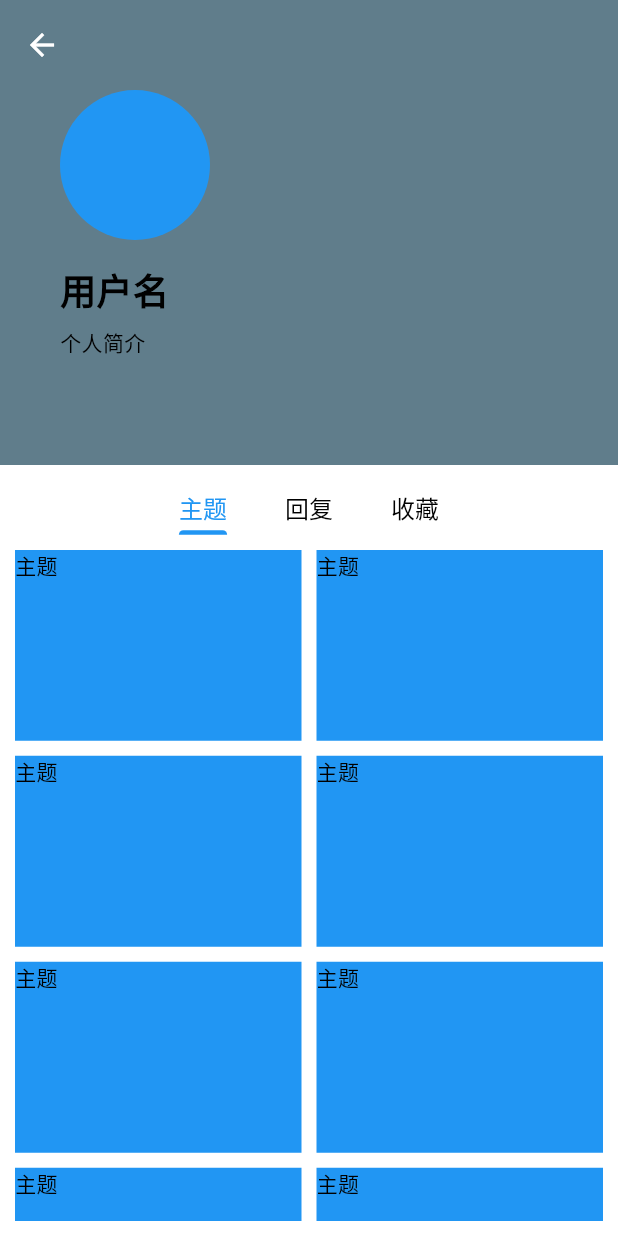
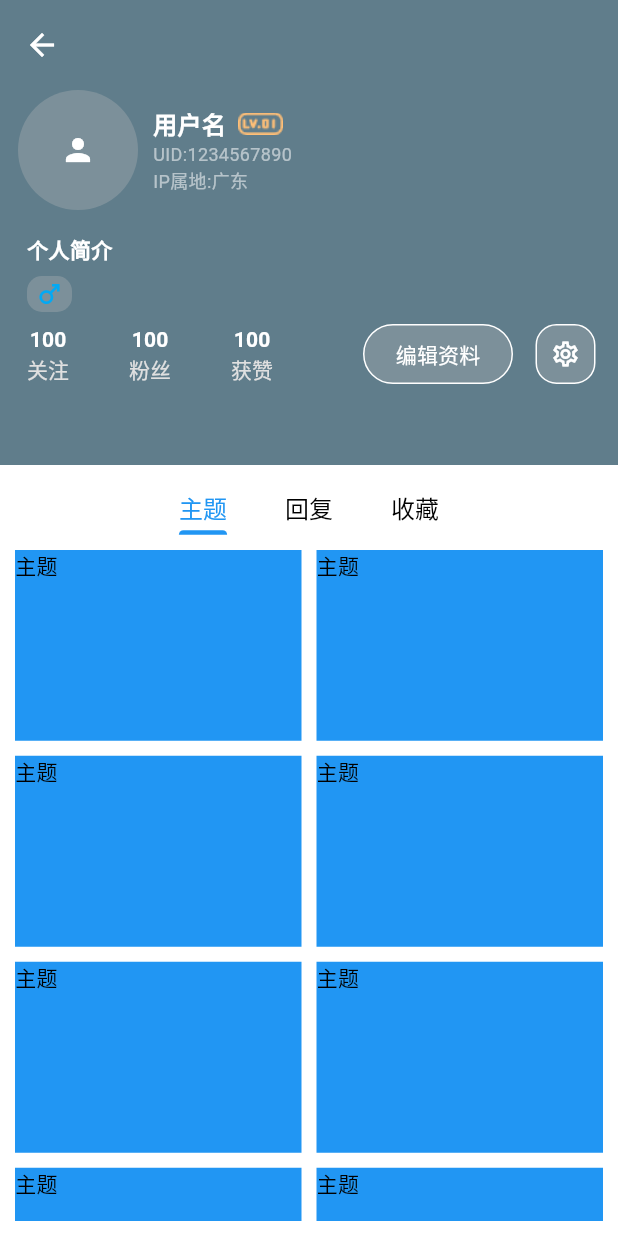
Before and after one commit to sudafin/xingxing_forum_app, a Flutter app: the screen it shows after launch, in the side drawer, after a tap on "关注", on a phone screen of 412 x 824 dp. Run offline on Flutter 3.47's test engine with Material 3 defaults, Android fonts, the phone set to English and light mode, and no system bars; our stand-ins replace event_bus, fluttertoast, font_awesome_flutter, image_picker, logger, package_info_plus and 1 more; missing offline and left inert: android_intent_plus, clipboard, video_compress; network calls fail; Roboto replaces fonts that are missing (PingFangSC-Regular).

Commit message:
refactor(ui): 优化多个页面的布局和样式
- 修改 RecommendPage 的帖子列表布局和点击事件
- 优化 ProfilePage 的个人资料头部组件
- 调整 PostPage 的标题和内容文本样式

```diff
--- a/lib/pages/home/recommend_page.dart
+++ b/lib/pages/home/recommend_page.dart
@@ -3,7 +3,7 @@ import 'package:xingxing_forum_app/utils/size_fit.dart';
 import 'package:xingxing_forum_app/utils/show_toast.dart';
 import 'package:provider/provider.dart';
 import '../../store/store_viewmodel.dart';
-
+import '../../widgets/post_detail_page.dart';
 
 class RecommendPage extends StatefulWidget {
   const RecommendPage({super.key});
@@ -142,7 +142,7 @@ class RecommendPageState extends State<RecommendPage> {
               crossAxisCount: 2, // 每行显示两个项目
               crossAxisSpacing: 8, // 水平间距
               mainAxisSpacing: 8, // 垂直间距
-              childAspectRatio: 0.93, // 宽高比
+              childAspectRatio: 1.0, // 宽高比
             ),
             itemCount: 10, // 假设有10个帖子
             shrinkWrap: true, // 使 GridView 的高度适应内容
@@ -171,7 +171,17 @@ class RecommendPageState extends State<RecommendPage> {
   Widget _buildPostItem(BuildContext context, int index) {
     return GestureDetector(
       onTap: () {
-        // 点击帖子项的逻辑
+        Navigator.push(
+                  context,
+                  MaterialPageRoute(
+                    builder: (context) => PostDetailPage(
+                      imageCount: 1,
+                      category: '1',
+                      interactions: {'1': 1},
+                      postId: '123',
+                    ),
+                  ),
+                );
       },
       child: Card(
         elevation: 4,
@@ -184,7 +194,7 @@ class RecommendPageState extends State<RecommendPage> {
             Stack(
               children: [
                 Container(
-                  height: SizeFit.screenHeight * 0.2, // 设置帖子图片的高度
+                  height: 150, // 设置帖子图片的高度
                   decoration: BoxDecoration(
                     borderRadius: BorderRadius.only(
                       topLeft: Radius.circular(10),
--- /dev/null
+++ b/lib/pages/profile/profile_build_header.dart
@@ -0,0 +1,194 @@
+import 'package:flutter/material.dart';
+
+class ProfileBuildHeader extends StatefulWidget {
+  const ProfileBuildHeader({super.key});
+  @override
+  State<ProfileBuildHeader> createState() => _ProfileBuildHeaderState();
+}
+
+class _ProfileBuildHeaderState extends State<ProfileBuildHeader> {
+  @override
+  Widget build(BuildContext context) {
+    return Container(
+      padding: EdgeInsets.fromLTRB(0, 0, 15, 0),
+      child: Column(
+        crossAxisAlignment: CrossAxisAlignment.start,
+        children: [
+          buildAvatar(),
+          SizedBox(height: 16),
+          _buildIntroduction(),
+          SizedBox(height: 8),
+          //性别区域
+          Container(
+            margin: EdgeInsets.only(left: 18),
+            width: 30,
+            decoration: BoxDecoration(
+              color: Colors.grey[400]!.withOpacity(0.3),
+              borderRadius: BorderRadius.circular(10),
+            ),
+            child: Padding(
+              padding: EdgeInsets.all(2),
+              child: Icon(
+                Icons.male_outlined,
+                color: Colors.lightBlue,
+                size: 20,
+              ),
+            ),
+          ),
+          Row(
+            mainAxisAlignment: MainAxisAlignment.spaceBetween,
+            children: [
+              _buildInfomation(),
+              SizedBox(width: 8),
+              _buildButton(),
+            ],
+          ),
+        ],
+      ),
+    );
+  }
+
+  Widget buildAvatar() {
+    return Container(
+        padding: EdgeInsets.only(left: 2),
+        height: 80,
+        child: Row(
+          children: [
+            GestureDetector(
+              onTap: () {
+                print('点击头像');
+              },
+              child: CircleAvatar(
+                backgroundColor: Colors.grey[400]!.withOpacity(0.3),
+                radius: 50,
+                child: Icon(
+                  Icons.person,
+                  color: Colors.white,
+                ),
+              ),
+            ),
+            Expanded(
+              child: Column(
+                mainAxisSize: MainAxisSize.min,
+                crossAxisAlignment: CrossAxisAlignment.start,
+                children: [
+                  Row(
+                    children: [
+                      Text(
+                        '用户名',
+                        style: TextStyle(
+                            fontSize: 16,
+                            color: Colors.white,
+                            fontWeight: FontWeight.bold),
+                      ),
+                      SizedBox(width: 8),
+                      Image.asset(
+                        'assets/images/level1.png',
+                        width: 30,
+                        height: 20,
+                      ),
+                    ],
+                  ),
+                  Text(
+                    'UID:1234567890',
+                    style: TextStyle(fontSize: 12, color: Colors.white54),
+                  ),
+                  Text(
+                    'IP属地:广东',
+                    style: TextStyle(fontSize: 12, color: Colors.white54),
+                  ),
+                ],
+              ),
+            )
+          ],
+        ));
+  }
+
+  Widget _buildIntroduction() {
+    return Container(
+      padding: EdgeInsets.only(left: 18),
+      child: Text(
+        '个人简介',
+        style: TextStyle(
+            fontSize: 14, color: Colors.white, fontWeight: FontWeight.bold),
+      ),
+    );
+  }
+
+  Widget _buildInfomation() {
+    return Container(
+      width: 200,
+      child: Row(
+        mainAxisAlignment: MainAxisAlignment.spaceBetween,
+        children: [
+        TextButton(onPressed: (){
+         //TODO:关注跳转
+        }, child:
+          Column(
+            children: [
+              Text('100',style: TextStyle(fontSize: 14,color: Colors.white,fontWeight: FontWeight.bold),),
+              Text('关注',style: TextStyle(fontSize: 14,color: Colors.grey[300]),),
+            ],
+          ),
+          ),
+          TextButton(onPressed: (){}, child:
+          Column(
+            children: [
+              Text('100',style: TextStyle(fontSize: 14,color: Colors.white,fontWeight: FontWeight.bold),),
+              Text('粉丝',style: TextStyle(fontSize: 14,color: Colors.grey[300]),),
+            ],
+          ),
+          ),
+          TextButton(onPressed: (){}, child:
+          Column(
+            children: [
+              Text('100',style: TextStyle(fontSize: 14,color: Colors.white,fontWeight: FontWeight.bold),),
+              Text('获赞',style: TextStyle(fontSize: 14,color: Colors.grey[300]),),
+            ],
+          ),
+          ),
+        ],
+      ),
+    );
+  }
+
+  Widget _buildButton() {
+    return Row(
+      children: [
+      Container(
+        width: 100,
+        height: 40,
+        decoration: BoxDecoration(
+          color: Colors.grey[400]!.withOpacity(0.3),
+          borderRadius: BorderRadius.circular(20),
+          border: Border.all(color: Colors.white,width: 1),
+        ),
+        child: TextButton(
+          onPressed: () {
+            //TODO:编辑资料跳转
+          },
+          child: Text('编辑资料',style: TextStyle(fontSize: 14,color: Colors.white),),
+        ),
+        ),
+        SizedBox(width: 15),
+        Container(
+          width: 40,
+          height: 40,
+          decoration: BoxDecoration(
+            color: Colors.grey[400]!.withOpacity(0.3),
+            borderRadius: BorderRadius.circular(14),
+            border: Border.all(color: Colors.white,width: 1),
+          ),
+          child: Center(
+            child: IconButton(
+              onPressed: () {
+                //TODO:私信跳转
+              },
+              icon: Icon(Icons.settings_outlined,color: Colors.white,size: 20,),
+            ),
+          ),
+        ),
+      ],
+    );
+  }
+}
--- a/lib/pages/profile/profile_page.dart
+++ b/lib/pages/profile/profile_page.dart
@@ -2,7 +2,7 @@ import 'package:flutter/material.dart';
 import 'package:xingxing_forum_app/pages/main/menu_drawer.dart';
 import '../../store/store_viewmodel.dart';
 import 'package:provider/provider.dart';
-
+import 'profile_build_header.dart';
 
 class ProfilePage extends StatefulWidget {
   const ProfilePage({super.key});
@@ -15,6 +15,11 @@ class _ProfilePageState extends State<ProfilePage> {
   final ScrollController _scrollController = ScrollController();
   bool _isTransparent = true;
   double _opacity = 1.0;
+  @override
+  void dispose() {
+    _scrollController.dispose();
+    super.dispose();
+  }
   @override
   Widget build(BuildContext context) {
     // 获取当前路由名称
@@ -57,6 +62,7 @@ class _ProfilePageState extends State<ProfilePage> {
         drawer: routeName != '/profile'  ? MenuDrawer() : null,
         body: NotificationListener<ScrollNotification>(
           onNotification: (notification) {
+          print('_scrollController.offset:${_scrollController.offset}');
           //设置透明度
             final newOpacity = 1 - _scrollController.offset / 210;
             if (newOpacity != _opacity) {
@@ -171,27 +177,14 @@ class _ProfilePageBodyState extends State<ProfilePageBody>
     );
   }
 
+//设置个人资料
   Widget _buildHeader() {
-    return Container(
-      padding: EdgeInsets.fromLTRB(40, 0, 20, 0),
-      child: Column(
-        crossAxisAlignment: CrossAxisAlignment.start,
-        mainAxisAlignment: MainAxisAlignment.start,
-        children: [
-          CircleAvatar(
-            radius: 50,
-          ),
-          SizedBox(height: 16),
-          Text(
-            '用户名',
-            style: TextStyle(fontSize: 24, fontWeight: FontWeight.bold),
-          ),
-          SizedBox(height: 8),
-          Text('个人简介'),
-        ],
-      ),
-    );
+    return ProfileBuildHeader();
   }
+
+
+
+
 
   Widget _buildTopicList() {
     return Container(
@@ -250,6 +243,10 @@ class _ProfilePageBodyState extends State<ProfilePageBody>
   }
 }
 
+
+
+
+
 class _SliverAppBarDelegate extends SliverPersistentHeaderDelegate {
   _SliverAppBarDelegate(this._tabBar);
 
--- a/lib/widgets/post_page/post_page.dart
+++ b/lib/widgets/post_page/post_page.dart
@@ -154,7 +154,7 @@ class PostPageState extends State<PostPage> {
                       children: [
                         Text(
                           selectedModule,
-                          style: TextStyle(fontSize: 20, color: hintTextColor),
+                          style: TextStyle(fontSize: 16, color: hintTextColor),
                         ),
                         SizedBox(width: 5),
                         Icon(
@@ -171,9 +171,9 @@ class PostPageState extends State<PostPage> {
                     decoration: InputDecoration(
                       hintText: '标题(必填)',
                       border: InputBorder.none,
-                      hintStyle: TextStyle(fontSize: 20, color: hintTextColor),
+                      hintStyle: TextStyle(fontSize: 16, color: hintTextColor),
                     ),
-                    style: TextStyle(fontSize: 20, color: textColor),
+                    style: TextStyle(fontSize: 16, color: textColor),
                   ),
                   Divider(height: 10, color: Colors.grey[200]),
                   Expanded(
@@ -185,9 +185,9 @@ class PostPageState extends State<PostPage> {
                         hintText: '请输入内容',
                         border: InputBorder.none,
                         hintStyle:
-                            TextStyle(fontSize: 20, color: hintTextColor),
+                            TextStyle(fontSize: 16, color: hintTextColor),
                       ),
-                      style: TextStyle(fontSize: 20, color: textColor),
+                      style: TextStyle(fontSize: 16, color: textColor),
                     ),
                   ),
                 ],
```
Also changed, not shown: assets/images/level1.png (added).
